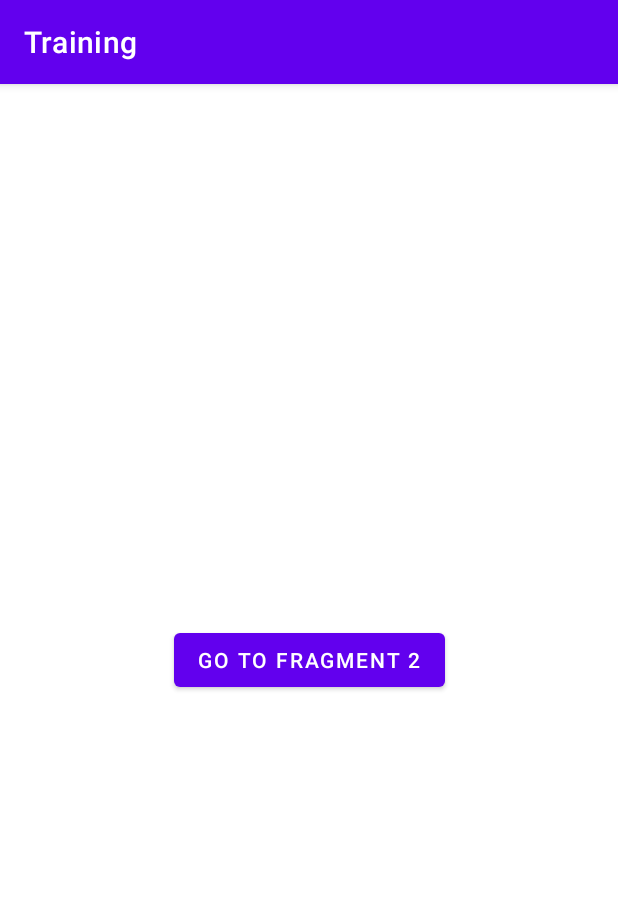
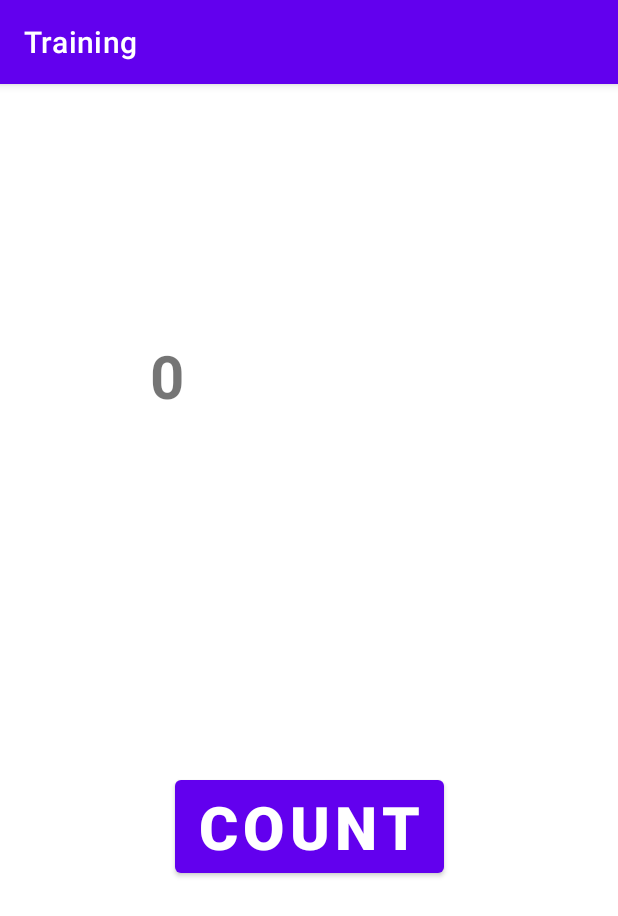
Before and after one commit to saraelmoghazy/WebKeyzTraining2022, an Android app: the screen it shows after launch (MainActivity), on a phone screen of 412 x 824 dp. Shown: the top 916 px of the screen. Run offline under Robolectric (Android 15) with nearby library versions, the phone set to English and light mode, and no system bars.

Commit message:
ViewModel and LiveData

```diff
--- a/app/build.gradle
+++ b/app/build.gradle
@@ -37,6 +37,13 @@ android {
 }
 
 dependencies {
+    def lifecycle_version = "2.6.0-alpha01"
+    def arch_version = "2.1.0"
+
+    // ViewModel
+    implementation "androidx.lifecycle:lifecycle-viewmodel-ktx:$lifecycle_version"
+    // LiveData
+    implementation "androidx.lifecycle:lifecycle-livedata-ktx:$lifecycle_version"
 
     implementation 'androidx.core:core-ktx:1.8.0'
     implementation 'androidx.appcompat:appcompat:1.5.0'
@@ -57,4 +64,6 @@ dependencies {
     implementation "org.jetbrains.kotlinx:kotlinx-coroutines-android:1.6.1"
     implementation "org.jetbrains.kotlinx:kotlinx-coroutines-core:1.6.1"
 
+
+
 }
--- a/app/src/main/java/com/example/training/FragmentB.kt
+++ b/app/src/main/java/com/example/training/FragmentB.kt
@@ -23,7 +23,6 @@ class FragmentB : Fragment() {
     private var param2: String? = null
 
     lateinit var binding: FragmentBBinding
-
     override fun onCreate(savedInstanceState: Bundle?) {
         super.onCreate(savedInstanceState)
         arguments?.let {
@@ -31,14 +30,12 @@ class FragmentB : Fragment() {
             param2 = it.getString(ARG_PARAM2)
         }
     }
-
     override fun onCreateView(
         inflater: LayoutInflater, container: ViewGroup?,
         savedInstanceState: Bundle?
     ): View? {
         // Inflate the layout for this fragment
         binding = FragmentBBinding.inflate(inflater, container, false)
-
         return binding.root
     }
 
--- a/app/src/main/java/com/example/training/MainActivity.kt
+++ b/app/src/main/java/com/example/training/MainActivity.kt
@@ -5,7 +5,10 @@ import android.util.Log
 import android.widget.ArrayAdapter
 import android.widget.ListView
 import android.widget.Spinner
+import android.widget.TextView
 import androidx.appcompat.app.AppCompatActivity
+import androidx.lifecycle.Observer
+import androidx.lifecycle.ViewModelProvider
 import androidx.recyclerview.widget.LinearLayoutManager
 import androidx.recyclerview.widget.RecyclerView
 import com.example.training.databinding.ActivityMainBinding
@@ -13,7 +16,8 @@ import kotlinx.coroutines.GlobalScope
 import kotlinx.coroutines.launch
 
 class MainActivity : AppCompatActivity() {
-
+    var count = 0
+    private lateinit var viewModel: MainActivityViewModel
     lateinit var binding: ActivityMainBinding
     override fun onCreate(savedInstanceState: Bundle?) {
         super.onCreate(savedInstanceState)
@@ -21,7 +25,21 @@ class MainActivity : AppCompatActivity() {
         // use view binding in activity
         binding = ActivityMainBinding.inflate(layoutInflater)
         setContentView(binding.root)
+        viewModel= ViewModelProvider(this).get(MainActivityViewModel::class.java)
+        val textView = findViewById<TextView>(R.id.tvCount)
+        //textView.text= count.toString()
+        //textView.text = viewModel.count.toString()
+        viewModel.count.observe(this, Observer {
+            textView.text = it.toString()
 
+        })
+        binding.btnCount.setOnClickListener {
+            //++count
+            //textView.text = count.toString()
+            viewModel.updateCount()
+            //textView.text = viewModel.count.toString()
+
+        }
 //        val spinner1: Spinner = findViewById(R.id.spinner1)
 //
 //        var strArray = arrayOf(
@@ -32,35 +50,35 @@ class MainActivity : AppCompatActivity() {
 //        spinner1.adapter = adapter1
 
 
-        var emp = arrayListOf(
-            Employee(
-                "shimaa",
-                "trainee",
-                "https://cdn.xxl.thumbs.canstockphoto.com/happy-employee-portrait-of-successful-businesswoman-looking-at-camera-with-smile-picture_csp7091881.jpg"
-            ),
-            Employee(
-                "sara",
-                "senior android",
-                "https://cdn.xxl.thumbs.canstockphoto.com/happy-employee-portrait-of-successful-businesswoman-looking-at-camera-with-smile-picture_csp7091881.jpg"
-            ),
-            Employee(
-                "Yahia",
-                "web developer",
-                "https://cdn.xxl.thumbs.canstockphoto.com/happy-employee-portrait-of-successful-businesswoman-looking-at-camera-with-smile-picture_csp7091881.jpg"
-            )
-        )
+//        var emp = arrayListOf(
+//            Employee(
+//                "shimaa",
+//                "trainee",
+//                "https://cdn.xxl.thumbs.canstockphoto.com/happy-employee-portrait-of-successful-businesswoman-looking-at-camera-with-smile-picture_csp7091881.jpg"
+//            ),
+//            Employee(
+//                "sara",
+//                "senior android",
+//                "https://cdn.xxl.thumbs.canstockphoto.com/happy-employee-portrait-of-successful-businesswoman-looking-at-camera-with-smile-picture_csp7091881.jpg"
+//            ),
+//            Employee(
+//                "Yahia",
+//                "web developer",
+//                "https://cdn.xxl.thumbs.canstockphoto.com/happy-employee-portrait-of-successful-businesswoman-looking-at-camera-with-smile-picture_csp7091881.jpg"
+//            )
+//        )
 
         //recylcerview
 //        val employeeAdapter = EmployeeAdapter(this, emp)
 //        binding.rvEmployee.layoutManager = LinearLayoutManager(this)
 //        binding.rvEmployee.adapter = employeeAdapter
 
-
-        val quotesApi = RetrofitBuilder.getInstance().create(QoutesAPIs::class.java)
-
-        GlobalScope.launch {
-            val result = quotesApi.getQuotes()
-            Log.i("result", result.body().toString())
-        }
+//
+//        val quotesApi = RetrofitBuilder.getInstance().create(QoutesAPIs::class.java)
+//
+//        GlobalScope.launch {
+//            val result = quotesApi.getQuotes()
+//            Log.i("result", result.body().toString())
+//        }
     }
 }
--- /dev/null
+++ b/app/src/main/java/com/example/training/MainActivityViewModel.kt
@@ -0,0 +1,17 @@
+package com.example.training
+
+import androidx.lifecycle.MutableLiveData
+import androidx.lifecycle.ViewModel
+
+class MainActivityViewModel: ViewModel() {
+    //var count = 0
+    var count = MutableLiveData<Int>()
+    init {
+        count.value = 0
+    }
+    fun updateCount(){
+        //++count
+        count.value = (count.value)?.plus(1 )
+
+    }
+}
--- a/app/src/main/res/layout/activity_main.xml
+++ b/app/src/main/res/layout/activity_main.xml
@@ -17,19 +17,45 @@
 <!--        app:layout_constraintTop_toTopOf="parent" />-->
 
 
-    <androidx.fragment.app.FragmentContainerView
-        android:id="@+id/fragmentContainerView"
-        android:name="androidx.navigation.fragment.NavHostFragment"
-        android:layout_width="0dp"
-        android:layout_height="0dp"
-        android:layout_marginStart="1dp"
-        android:layout_marginTop="1dp"
-        android:layout_marginEnd="1dp"
-        android:layout_marginBottom="1dp"
-        app:defaultNavHost="true"
+<!--    <androidx.fragment.app.FragmentContainerView-->
+<!--        android:id="@+id/fragmentContainerView"-->
+<!--        android:name="androidx.navigation.fragment.NavHostFragment"-->
+<!--        android:layout_width="0dp"-->
+<!--        android:layout_height="0dp"-->
+<!--        android:layout_marginStart="1dp"-->
+<!--        android:layout_marginTop="1dp"-->
+<!--        android:layout_marginEnd="1dp"-->
+<!--        android:layout_marginBottom="1dp"-->
+<!--        app:defaultNavHost="true"-->
+<!--        app:layout_constraintBottom_toBottomOf="parent"-->
+<!--        app:layout_constraintEnd_toEndOf="parent"-->
+<!--        app:layout_constraintStart_toStartOf="parent"-->
+<!--        app:layout_constraintTop_toTopOf="parent"-->
+<!--        app:navGraph="@navigation/nav_graph" />-->
+    <TextView
+        android:id="@+id/tvCount"
+        android:layout_width="match_parent"
+        android:layout_height="wrap_content"
+        android:layout_marginStart="100dp"
+        android:layout_marginTop="120dp"
+        android:layout_marginEnd="100dp"
+        android:layout_marginBottom="500dp"
+        android:textSize="40sp"
+        android:textStyle="bold"
         app:layout_constraintBottom_toBottomOf="parent"
         app:layout_constraintEnd_toEndOf="parent"
         app:layout_constraintStart_toStartOf="parent"
-        app:layout_constraintTop_toTopOf="parent"
-        app:navGraph="@navigation/nav_graph" />
+        app:layout_constraintTop_toTopOf="parent" />
+
+    <Button
+        android:id="@+id/btnCount"
+        android:layout_width="wrap_content"
+        android:layout_height="wrap_content"
+        android:text="Count"
+        android:textSize="40sp"
+        android:textStyle="bold"
+        app:layout_constraintBottom_toBottomOf="parent"
+        app:layout_constraintEnd_toEndOf="parent"
+        app:layout_constraintStart_toStartOf="parent"
+        app:layout_constraintTop_toBottomOf="@+id/tvCount" />
 </androidx.constraintlayout.widget.ConstraintLayout>
```
